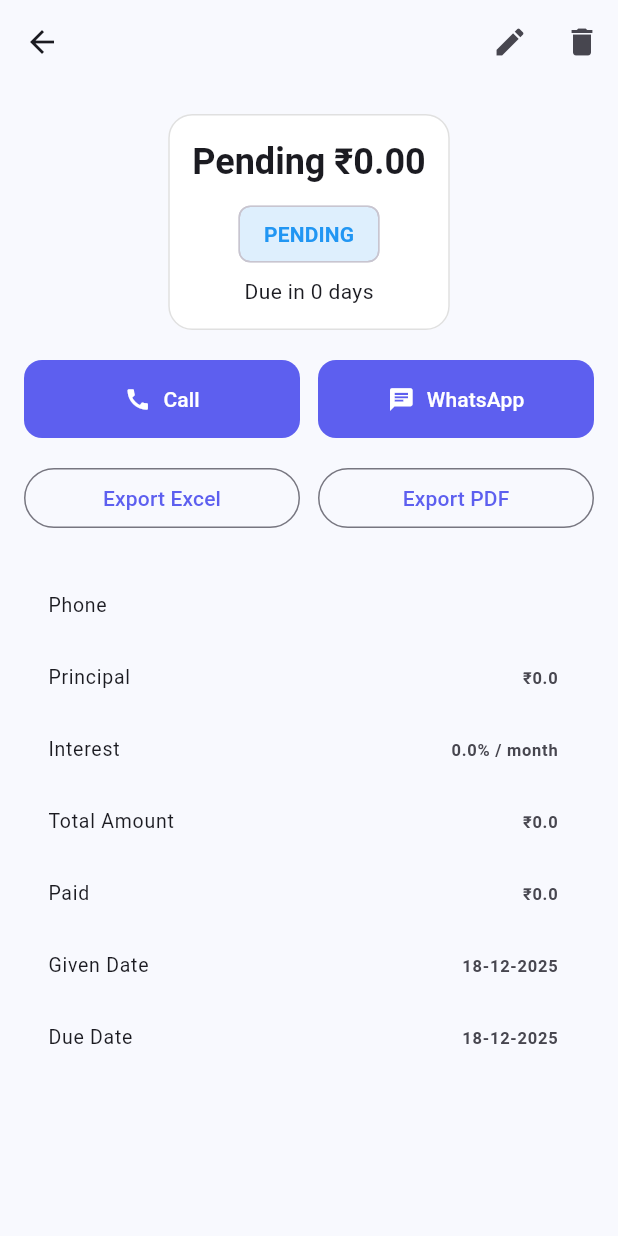
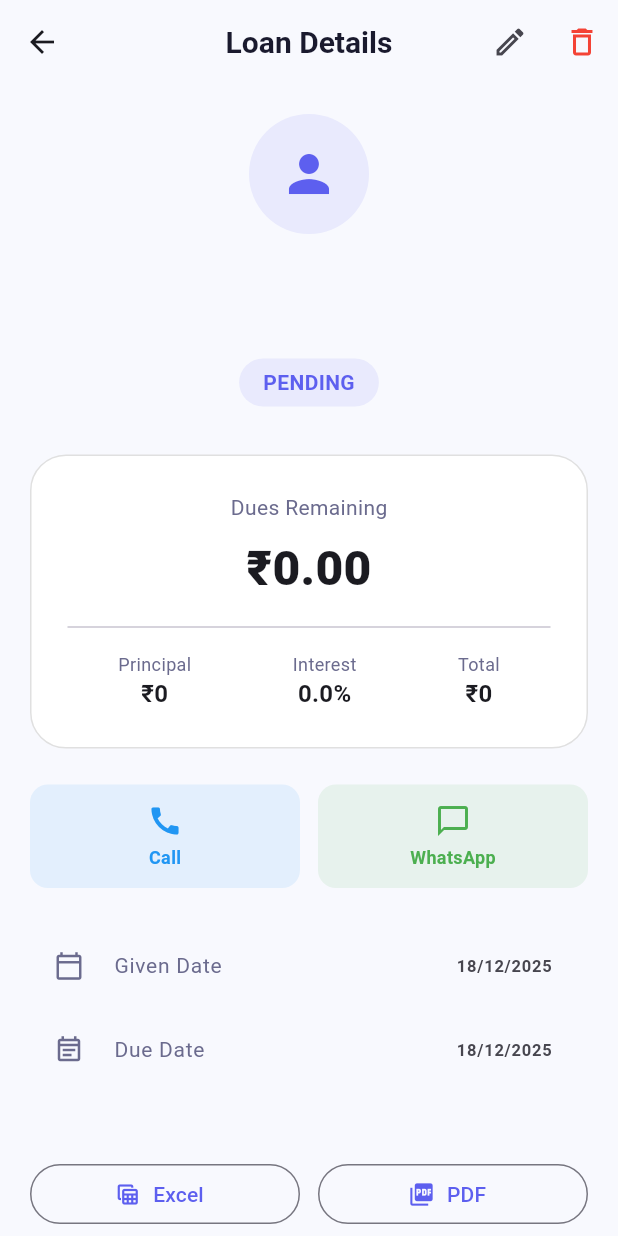
Before and after one commit to bhush-r/fire_reminder_flutter, a Flutter app: the LoanDetailScreen screen opened directly with empty values, on a phone screen of 412 x 824 dp. Run offline on Flutter 3.47's test engine with Material 3 defaults, Android fonts, the phone set to English and light mode, and no system bars; our stand-ins replace cloud_firestore, firebase_auth, firebase_core, fl_chart, flutter_riverpod, google_sign_in and 1 more; missing offline and left inert: excel; accounts and stored records are empty; generated files the repository leaves out were written again.

Commit message:
refactor: Redesign Loan Detail screen and add payment history
This commit introduces a significant redesign of the `LoanDetailScreen` for a more modern and user-friendly interface. It also adds payment transaction history to loans and refactors the `LoanController` for better state management.

- **Loan Detail Screen Redesign:**
    - Overhauled the UI with a new layout featuring a customer profile avatar, summary stats for principal/interest, and redesigned action buttons for "Call" and "WhatsApp".
    - Replaced the simple list of details with more visually distinct info tiles and a prominent "Dues Remaining" card.
    - Improved the styling of export buttons (Excel/PDF).
    - Updated delete confirmation dialog with more explicit text.
    - Harmonized status colors with the `AppColors` theme.

- **Payment History:**
    - Introduced a `TransactionLog` model to track individual payment transactions, including amount and date.
    - `Loan` model now includes a `history` list to store these transactions.
    - The `LoanDetailScreen` now displays a "Payment History" section, listing all recorded payments in reverse chronological order.

- **Controller & Data Layer Refinements:**
    - The `LoanController` is now directly dependent on `authControllerProvider` to manage the user state, ensuring data operations are only performed for authenticated users.
    - `FirebaseService` now serializes and deserializes the new `history` field for each loan.
    - The `recordPayment` function in `LoanController` now creates a `TransactionLog` for each new payment.
    - Added an empty `history` list when creating new loans.

```diff
--- a/lib/core/theme/app_theme.dart
+++ b/lib/core/theme/app_theme.dart
@@ -9,7 +9,7 @@ class AppTheme {
         seedColor: AppColors.primary,
         primary: AppColors.primary,
         surface: AppColors.surface,
-        background: AppColors.background,
+        // Removed deprecated 'background', use 'surface' instead
       ),
       scaffoldBackgroundColor: AppColors.background,
       appBarTheme: const AppBarTheme(
--- a/lib/data/models/loan_model.dart
+++ b/lib/data/models/loan_model.dart
@@ -1,4 +1,28 @@
 import 'loan_status.dart';
+
+class TransactionLog {
+  final String id;
+  final double amount;
+  final DateTime date;
+
+  TransactionLog({
+    required this.id,
+    required this.amount,
+    required this.date,
+  });
+
+  Map<String, dynamic> toMap() => {
+    'id': id,
+    'amount': amount,
+    'date': date.toIso8601String(),
+  };
+
+  factory TransactionLog.fromMap(Map<String, dynamic> map) => TransactionLog(
+    id: map['id'],
+    amount: (map['amount'] as num).toDouble(),
+    date: DateTime.parse(map['date']),
+  );
+}
 
 class Loan {
   final String id;
@@ -11,6 +35,7 @@ class Loan {
   final DateTime givenDate;
   final DateTime dueDate;
   final LoanStatus status;
+  final List<TransactionLog> history;
 
   Loan({
     required this.id,
@@ -23,11 +48,13 @@ class Loan {
     required this.givenDate,
     required this.dueDate,
     required this.status,
+    this.history = const [],
   });
 
   Loan copyWith({
     double? paidAmount,
     LoanStatus? status,
+    List<TransactionLog>? history,
   }) {
     return Loan(
       id: id,
@@ -40,6 +67,7 @@ class Loan {
       givenDate: givenDate,
       dueDate: dueDate,
       status: status ?? this.status,
+      history: history ?? this.history,
     );
   }
 }
--- a/lib/features/loan/loan_detail_screen.dart
+++ b/lib/features/loan/loan_detail_screen.dart
@@ -1,11 +1,13 @@
 import 'package:flutter/material.dart';
 import 'package:flutter_riverpod/flutter_riverpod.dart';
+import 'package:intl/intl.dart';
 import '../../core/utils/loan_calculator.dart';
 import '../../core/utils/whatsapp_util.dart';
 import '../../data/models/loan_model.dart';
 import '../../data/models/loan_status.dart';
 import '../../data/services/excel_export_service.dart';
 import '../../data/services/pdf_export_service.dart';
+import '../../core/theme/app_colors.dart';
 import 'loan_controller.dart';
 import 'add_loan_screen.dart';
 
@@ -21,171 +23,140 @@ class LoanDetailScreen extends ConsumerWidget {
 
     Color statusColor() {
       switch (loan.status) {
-        case LoanStatus.paid:
-          return Colors.green;
-        case LoanStatus.overdue:
-          return Colors.red;
-        case LoanStatus.dueSoon:
-          return Colors.orange;
-        default:
-          return Colors.blue;
+        case LoanStatus.paid: return AppColors.success;
+        case LoanStatus.overdue: return AppColors.danger;
+        case LoanStatus.dueSoon: return AppColors.warning;
+        default: return AppColors.primary;
       }
     }
 
     return Scaffold(
       appBar: AppBar(
-        title: Text(loan.customerName),
+        title: const Text("Loan Details"),
         actions: [
           IconButton(
-            icon: const Icon(Icons.edit),
-            onPressed: () {
-              Navigator.push(
-                context,
-                MaterialPageRoute(
-                  builder: (_) => AddLoanScreen(existingLoan: loan),
-                ),
-              );
-            },
+            icon: const Icon(Icons.edit_outlined),
+            onPressed: () => Navigator.push(context, MaterialPageRoute(builder: (_) => AddLoanScreen(existingLoan: loan))),
           ),
           IconButton(
-            icon: const Icon(Icons.delete),
+            icon: const Icon(Icons.delete_outline, color: AppColors.danger),
             onPressed: () => _confirmDelete(context, ref),
           ),
         ],
       ),
       body: SingleChildScrollView(
-        padding: const EdgeInsets.all(16),
+        padding: const EdgeInsets.all(20),
         child: Column(
           children: [
-            Card(
-              child: Padding(
-                padding: const EdgeInsets.all(16),
-                child: Column(
-                  children: [
-                    Text(
-                      "Pending ₹${pending.toStringAsFixed(2)}",
-                      style: Theme.of(context)
-                          .textTheme
-                          .headlineSmall
-                          ?.copyWith(fontWeight: FontWeight.bold),
-                    ),
-                    const SizedBox(height: 8),
-                    Chip(
-                      label: Text(loan.status.name.toUpperCase()),
-                      backgroundColor: statusColor().withValues(alpha: 0.15),
-                      labelStyle:
-                      TextStyle(color: statusColor(), fontWeight: FontWeight.bold),
-                    ),
-                    const SizedBox(height: 4),
-                    Text(
-                      daysRemaining < 0
-                          ? "${-daysRemaining} days overdue"
-                          : "Due in $daysRemaining days",
-                    ),
-                  ],
+            Column(
+              children: [
+                CircleAvatar(
+                  radius: 40,
+                  backgroundColor: AppColors.primary.withValues(alpha: 0.1),
+                  child: const Icon(Icons.person, size: 40, color: AppColors.primary),
                 ),
-              ),
-            ),
-            const SizedBox(height: 16),
-            Row(
-              children: [
-                Expanded(
-                  child: FilledButton.icon(
-                    icon: const Icon(Icons.call),
-                    label: const Text("Call"),
-                    onPressed: () => WhatsAppUtil.call(loan.phone),
-                  ),
-                ),
-                const SizedBox(width: 12),
-                Expanded(
-                  child: FilledButton.icon(
-                    icon: const Icon(Icons.chat),
-                    label: const Text("WhatsApp"),
-                    onPressed: () => WhatsAppUtil.sendReminder(
-                      phone: loan.phone,
-                      name: loan.customerName,
-                      pending: pending,
-                      daysRemaining: daysRemaining,
-                    ),
-                  ),
+                const SizedBox(height: 16),
+                Text(loan.customerName, style: const TextStyle(fontSize: 24, fontWeight: FontWeight.bold)),
+                Text(loan.phone, style: const TextStyle(color: AppColors.textSecondary)),
+                const SizedBox(height: 12),
+                Container(
+                  padding: const EdgeInsets.symmetric(horizontal: 16, vertical: 6),
+                  decoration: BoxDecoration(color: statusColor().withValues(alpha: 0.1), borderRadius: BorderRadius.circular(20)),
+                  child: Text(loan.status.name.toUpperCase(), style: TextStyle(color: statusColor(), fontWeight: FontWeight.bold)),
                 ),
               ],
             ),
-            const SizedBox(height: 16),
+            const SizedBox(height: 32),
+            Container(
+              padding: const EdgeInsets.all(24),
+              decoration: BoxDecoration(color: Colors.white, borderRadius: BorderRadius.circular(24), border: Border.all(color: AppColors.border)),
+              child: Column(
+                children: [
+                  const Text("Dues Remaining", style: TextStyle(color: AppColors.textSecondary)),
+                  const SizedBox(height: 8),
+                  Text("₹${pending.toStringAsFixed(2)}", style: const TextStyle(fontSize: 32, fontWeight: FontWeight.w900)),
+                  const Divider(height: 32),
+                  Row(
+                    mainAxisAlignment: MainAxisAlignment.spaceAround,
+                    children: [
+                      _statItem("Principal", "₹${loan.principal.toInt()}"),
+                      _statItem("Interest", "${loan.interestRate}%"),
+                      _statItem("Total", "₹${loan.totalAmount.toInt()}"),
+                    ],
+                  ),
+                ],
+              ),
+            ),
+            const SizedBox(height: 24),
             Row(
               children: [
-                Expanded(
-                  child: OutlinedButton(
-                    onPressed: () {
-                      ExcelExportService.exportSingleLoan(context, loan);
-                    },
-                    child: const Text("Export Excel"),
-                  ),
-                ),
+                Expanded(child: _actionBtn(icon: Icons.call, label: "Call", color: AppColors.info, onTap: () => WhatsAppUtil.call(loan.phone))),
                 const SizedBox(width: 12),
-                Expanded(
-                  child: OutlinedButton(
-                    onPressed: () {
-                      PdfExportService.exportSingleLoan(context, loan);
-                    },
-                    child: const Text("Export PDF"),
-                  ),
-                ),
+                Expanded(child: _actionBtn(icon: Icons.chat_bubble_outline, label: "WhatsApp", color: AppColors.success, onTap: () => WhatsAppUtil.sendReminder(phone: loan.phone, name: loan.customerName, pending: pending, daysRemaining: daysRemaining))),
               ],
             ),
             const SizedBox(height: 24),
-            _detail("Phone", loan.phone),
-            _detail("Principal", "₹${loan.principal}"),
-            _detail("Interest", "${loan.interestRate}% / month"),
-            _detail("Total Amount", "₹${loan.totalAmount}"),
-            _detail("Paid", "₹${loan.paidAmount}"),
-            _detail("Given Date", _fmt(loan.givenDate)),
-            _detail("Due Date", _fmt(loan.dueDate)),
-            const SizedBox(height: 24),
-            if (pending > 0)
-              SizedBox(
-                width: double.infinity,
-                height: 52,
-                child: FilledButton(
-                  onPressed: () => _showPaymentDialog(context, ref, pending),
-                  child: const Text("Record Payment"),
+
+            // PAYMENT HISTORY SECTION
+            if (loan.history.isNotEmpty) ...[
+              const Align(alignment: Alignment.centerLeft, child: Text("Payment History", style: TextStyle(fontSize: 18, fontWeight: FontWeight.bold))),
+              const SizedBox(height: 12),
+              Container(
+                decoration: BoxDecoration(color: Colors.white, borderRadius: BorderRadius.circular(16), border: Border.all(color: AppColors.border)),
+                child: ListView.separated(
+                  shrinkWrap: true,
+                  physics: const NeverScrollableScrollPhysics(),
+                  itemCount: loan.history.length,
+                  separatorBuilder: (context, index) => const Divider(height: 1),
+                  itemBuilder: (context, index) {
+                    final tx = loan.history.reversed.toList()[index];
+                    return ListTile(
+                      leading: const Icon(Icons.check_circle, color: AppColors.success, size: 20),
+                      title: Text("Received ₹${tx.amount.toStringAsFixed(0)}", style: const TextStyle(fontWeight: FontWeight.w600)),
+                      subtitle: Text(DateFormat('dd MMM yyyy, hh:mm a').format(tx.date)),
+                    );
+                  },
                 ),
               ),
+              const SizedBox(height: 24),
+            ],
+
+            _infoTile(Icons.calendar_today_outlined, "Given Date", _fmt(loan.givenDate)),
+            _infoTile(Icons.event_note_outlined, "Due Date", _fmt(loan.dueDate)),
+            const SizedBox(height: 32),
+            if (pending > 0)
+              SizedBox(width: double.infinity, child: FilledButton(onPressed: () => _showPaymentDialog(context, ref, pending), child: const Text("Record Payment"))),
+            const SizedBox(height: 12),
+            Row(
+              children: [
+                Expanded(child: OutlinedButton.icon(onPressed: () => ExcelExportService.exportSingleLoan(context, loan), icon: const Icon(Icons.table_view), label: const Text("Excel"))),
+                const SizedBox(width: 12),
+                Expanded(child: OutlinedButton.icon(onPressed: () => PdfExportService.exportSingleLoan(context, loan), icon: const Icon(Icons.picture_as_pdf), label: const Text("PDF"))),
+              ],
+            ),
           ],
         ),
       ),
     );
   }
 
-  String _fmt(DateTime d) => "${d.day}-${d.month}-${d.year}";
+  Widget _statItem(String label, String val) => Column(children: [Text(label, style: const TextStyle(fontSize: 12, color: AppColors.textSecondary)), Text(val, style: const TextStyle(fontWeight: FontWeight.bold, fontSize: 16))]);
 
-  Widget _detail(String label, String value) {
-    return ListTile(
-      dense: true,
-      title: Text(label),
-      trailing: Text(
-        value,
-        style: const TextStyle(fontWeight: FontWeight.bold),
-      ),
-    );
-  }
+  Widget _actionBtn({required IconData icon, required String label, required Color color, required VoidCallback onTap}) => InkWell(onTap: onTap, child: Container(padding: const EdgeInsets.symmetric(vertical: 12), decoration: BoxDecoration(color: color.withValues(alpha: 0.1), borderRadius: BorderRadius.circular(12)), child: Column(children: [Icon(icon, color: color), const SizedBox(height: 4), Text(label, style: TextStyle(color: color, fontWeight: FontWeight.bold, fontSize: 12))])));
+
+  Widget _infoTile(IconData icon, String label, String val) => ListTile(leading: Icon(icon, color: AppColors.textSecondary, size: 20), title: Text(label, style: const TextStyle(fontSize: 14, color: AppColors.textSecondary)), trailing: Text(val, style: const TextStyle(fontWeight: FontWeight.bold)));
+
+  String _fmt(DateTime d) => "${d.day}/${d.month}/${d.year}";
 
   void _confirmDelete(BuildContext context, WidgetRef ref) {
     showDialog(
       context: context,
       builder: (_) => AlertDialog(
-        title: const Text("Delete Loan"),
-        content: const Text("Are you sure you want to delete this loan?"),
+        title: const Text("Delete Loan?"),
+        content: const Text("Kya aap waqai is loan ko delete karna chahte hain?"),
         actions: [
           TextButton(onPressed: () => Navigator.pop(context), child: const Text("Cancel")),
-          FilledButton(
-            onPressed: () {
-              ref.read(loanControllerProvider.notifier).deleteLoan(loan.id);
-              Navigator.pop(context);
-              Navigator.pop(context);
-            },
-            child: const Text("Delete"),
-          ),
+          FilledButton(style: FilledButton.styleFrom(backgroundColor: AppColors.danger), onPressed: () { ref.read(loanControllerProvider.notifier).deleteLoan(loan.id); Navigator.pop(context); Navigator.pop(context); }, child: const Text("Delete")),
         ],
       ),
     );
@@ -193,30 +164,14 @@ class LoanDetailScreen extends ConsumerWidget {
 
   void _showPaymentDialog(BuildContext context, WidgetRef ref, double pending) {
     final ctrl = TextEditingController();
-
     showDialog(
       context: context,
       builder: (_) => AlertDialog(
         title: const Text("Record Payment"),
-        content: TextField(
-          controller: ctrl,
-          keyboardType: TextInputType.number,
-          decoration: const InputDecoration(labelText: "Amount"),
-        ),
+        content: TextField(controller: ctrl, keyboardType: TextInputType.number, decoration: const InputDecoration(labelText: "Amount (₹)")),
         actions: [
           TextButton(onPressed: () => Navigator.pop(context), child: const Text("Cancel")),
-          FilledButton(
-            onPressed: () {
-              final amt = double.tryParse(ctrl.text);
-              if (amt != null && amt > 0 && amt <= pending) {
-                ref
-                    .read(loanControllerProvider.notifier)
-                    .recordPayment(loan.id, amt);
-                Navigator.pop(context);
-              }
-            },
-            child: const Text("Save"),
-          ),
+          FilledButton(onPressed: () { final amt = double.tryParse(ctrl.text); if (amt != null && amt > 0 && amt <= pending) { ref.read(loanControllerProvider.notifier).recordPayment(loan.id, amt); Navigator.pop(context); } }, child: const Text("Confirm Payment")),
         ],
       ),
     );
```
Also changed, not shown: lib/data/services/firebase_service.dart (+10 -20 lines), lib/features/loan/loan_controller.dart (+29 -20 lines), lib/main.dart (line endings or trailing spaces).
